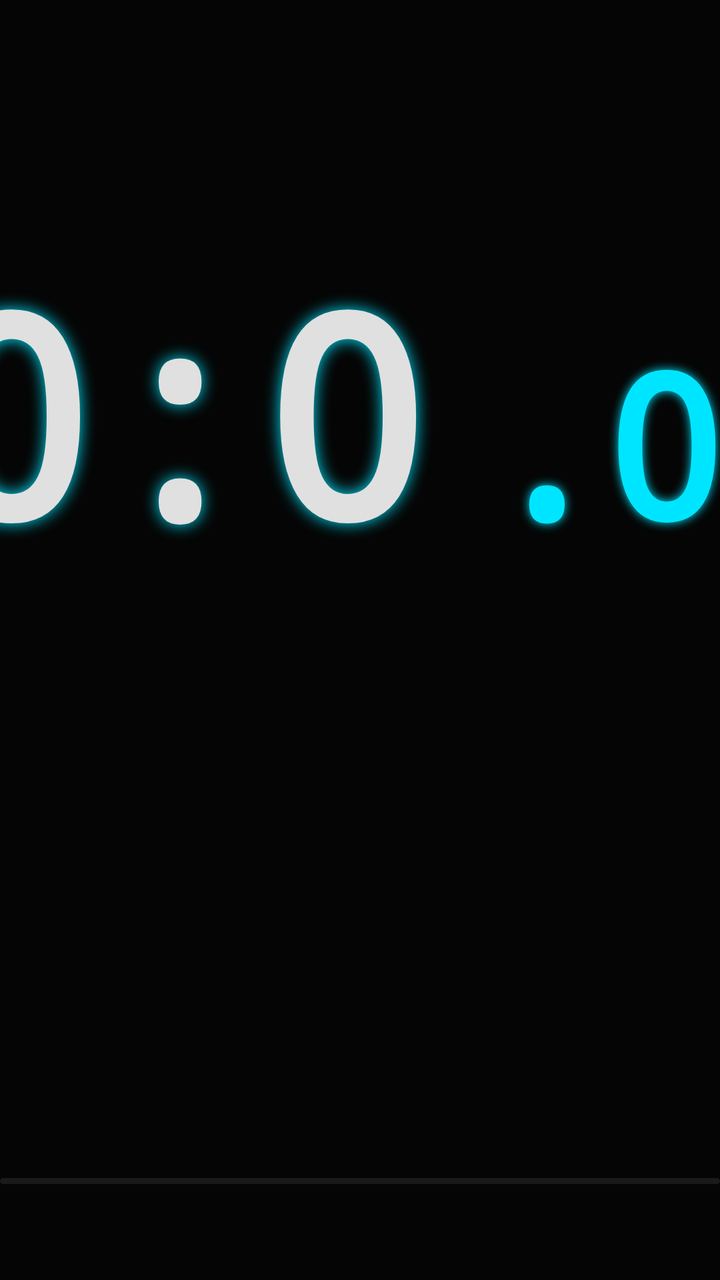
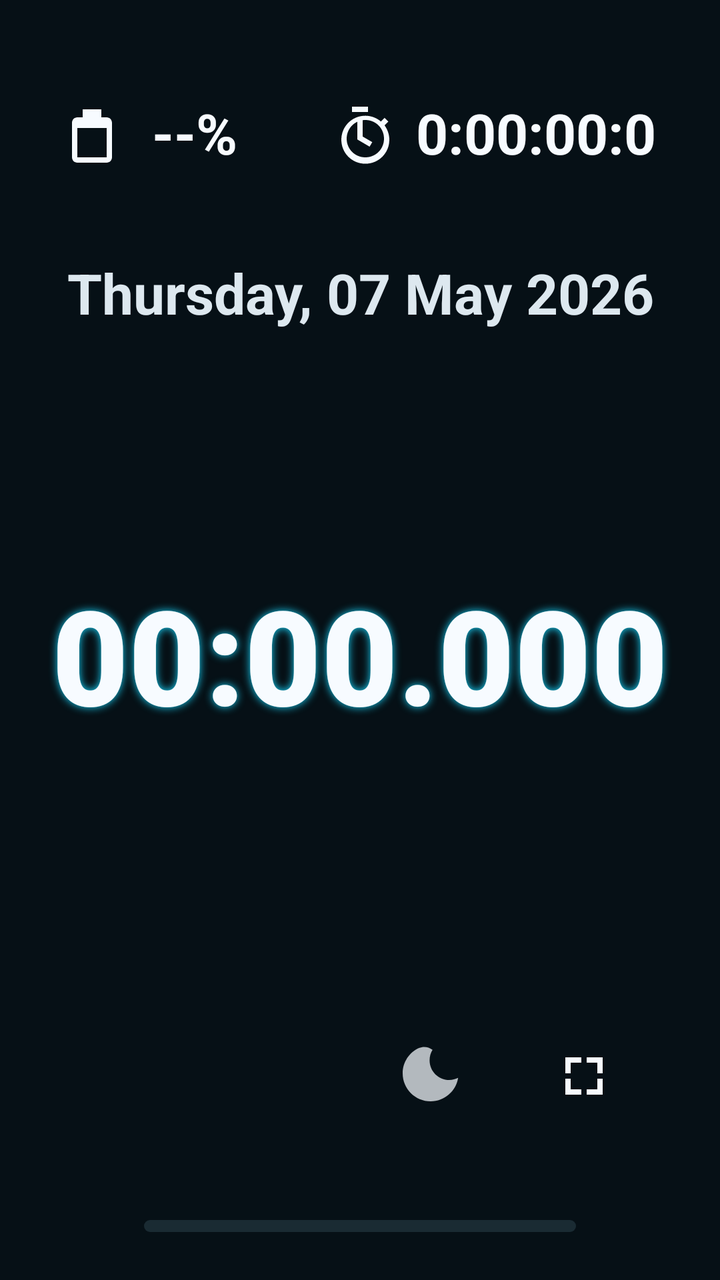

An Android layout rendered at two revisions. The XML below is the earlier revision; the diff shows what the commit changed to produce the second picture.
<!-- AndroidManifest.xml: application theme Theme.TimeSync -->
<!-- res/layout/activity_main.xml -->
<?xml version="1.0" encoding="utf-8"?>
<androidx.constraintlayout.widget.ConstraintLayout xmlns:android="http://schemas.android.com/apk/res/android"
    xmlns:app="http://schemas.android.com/apk/res-auto"
    android:layout_width="match_parent"
    android:layout_height="match_parent"
    android:background="#050505">

    
    <androidx.appcompat.widget.AppCompatTextView
        android:id="@+id/timerMain"
        android:layout_width="wrap_content"
        android:layout_height="wrap_content"
        android:fontFamily="monospace"
        android:includeFontPadding="false"
        android:text="00:00"
        android:textColor="#E0E0E0"
        android:textSize="140sp"
        android:textStyle="bold"
        android:shadowColor="#00E5FF"
        android:shadowDx="0"
        android:shadowDy="0"
        android:shadowRadius="20"
        app:layout_constraintBottom_toTopOf="@+id/progressBar"
        app:layout_constraintEnd_toStartOf="@+id/timerMs"
        app:layout_constraintHorizontal_chainStyle="packed"
        app:layout_constraintStart_toStartOf="parent"
        app:layout_constraintTop_toTopOf="parent" />

    
    <androidx.appcompat.widget.AppCompatTextView
        android:id="@+id/timerMs"
        android:layout_width="wrap_content"
        android:layout_height="wrap_content"
        android:layout_marginStart="4dp"
        android:fontFamily="monospace"
        android:includeFontPadding="false"
        android:text=".000"
        android:textColor="#00E5FF"
        android:textSize="100sp"
        android:textStyle="bold"
        android:shadowColor="#00E5FF"
        android:shadowDx="0"
        android:shadowDy="0"
        android:shadowRadius="12"
        app:layout_constraintBaseline_toBaselineOf="@+id/timerMain"
        app:layout_constraintEnd_toEndOf="parent"
        app:layout_constraintStart_toEndOf="@+id/timerMain" />

    
    <ProgressBar
        android:id="@+id/progressBar"
        style="?android:attr/progressBarStyleHorizontal"
        android:layout_width="match_parent"
        android:layout_height="3dp"
        android:layout_marginBottom="48dp"
        android:max="999"
        android:progress="0"
        android:progressDrawable="@drawable/progress_ms"
        app:layout_constraintBottom_toBottomOf="parent" />

</androidx.constraintlayout.widget.ConstraintLayout>
<!-- resources referenced by this layout -->
<resources>
  <!-- drawable progress_ms (drawable) -->
  <?xml version="1.0" encoding="utf-8"?>
  <layer-list xmlns:android="http://schemas.android.com/apk/res/android">
  
      
      <item android:id="@android:id/background">
          <shape>
              <solid android:color="#1A1A1A" />
              <corners android:radius="1.5dp" />
          </shape>
      </item>
  
      
      <item android:id="@android:id/progress">
          <clip>
              <shape>
                  <gradient
                      android:startColor="#00E5FF"
                      android:endColor="#FFFFFF"
                      android:type="linear" />
                  <corners android:radius="1.5dp" />
              </shape>
          </clip>
      </item>
  
  </layer-list>
  <style name="Theme.TimeSync" parent="Theme.Material3.DayNight.NoActionBar">
          <item name="android:windowFullscreen">true</item>
          <item name="android:windowLightStatusBar">false</item>
          <item name="android:windowLightNavigationBar">false</item>
          <item name="android:windowBackground">@color/black</item>
          <item name="android:forceDarkAllowed">false</item>
      </style>
  <color name="black">#000000</color>
</resources>

<!-- the commit's change to res/layout/activity_main.xml (unified diff, before → after) -->
@@ -2,60 +2,149 @@
 <androidx.constraintlayout.widget.ConstraintLayout xmlns:android="http://schemas.android.com/apk/res/android"
     xmlns:app="http://schemas.android.com/apk/res-auto"
     android:layout_width="match_parent"
-    android:layout_height="match_parent"
-    android:background="#050505">
+    android:layout_height="match_parent">
 
-    
     <androidx.appcompat.widget.AppCompatTextView
-        android:id="@+id/timerMain"
+        android:id="@+id/batteryStatus"
         android:layout_width="wrap_content"
-        android:layout_height="wrap_content"
-        android:fontFamily="monospace"
+        android:layout_height="48dp"
+        android:layout_marginStart="32dp"
+        android:layout_marginTop="44dp"
+        android:drawableStart="@drawable/ic_battery_24"
+        android:drawablePadding="12dp"
+        android:fontFamily="sans-serif"
+        android:gravity="center_vertical"
         android:includeFontPadding="false"
-        android:text="00:00"
-        android:textColor="#E0E0E0"
-        android:textSize="140sp"
+        android:text="@string/battery_unknown"
+        android:textColor="@color/time_primary"
+        android:textSize="28sp"
         android:textStyle="bold"
-        android:shadowColor="#00E5FF"
-        android:shadowDx="0"
-        android:shadowDy="0"
-        android:shadowRadius="20"
-        app:layout_constraintBottom_toTopOf="@+id/progressBar"
-        app:layout_constraintEnd_toStartOf="@+id/timerMs"
-        app:layout_constraintHorizontal_chainStyle="packed"
         app:layout_constraintStart_toStartOf="parent"
         app:layout_constraintTop_toTopOf="parent" />
 
-    
     <androidx.appcompat.widget.AppCompatTextView
-        android:id="@+id/timerMs"
+        android:id="@+id/elapsedStatus"
         android:layout_width="wrap_content"
+        android:layout_height="48dp"
+        android:layout_marginTop="44dp"
+        android:layout_marginEnd="32dp"
+        android:drawableStart="@drawable/ic_stopwatch_24"
+        android:drawablePadding="12dp"
+        android:fontFamily="sans-serif"
+        android:gravity="center_vertical"
+        android:includeFontPadding="false"
+        android:text="@string/elapsed_placeholder"
+        android:textColor="@color/time_primary"
+        android:textSize="28sp"
+        android:textStyle="bold"
+        app:layout_constraintEnd_toEndOf="parent"
+        app:layout_constraintTop_toTopOf="parent" />
+
+    <androidx.appcompat.widget.AppCompatTextView
+        android:id="@+id/dateText"
+        android:layout_width="0dp"
         android:layout_height="wrap_content"
-        android:layout_marginStart="4dp"
-        android:fontFamily="monospace"
+        android:layout_marginStart="32dp"
+        android:layout_marginTop="36dp"
+        android:layout_marginEnd="32dp"
+        android:fontFamily="sans-serif"
+        android:gravity="center"
         android:includeFontPadding="false"
-        android:text=".000"
-        android:textColor="#00E5FF"
-        android:textSize="100sp"
+        android:maxLines="1"
+        android:text="@string/date_placeholder"
+        android:textColor="@color/time_secondary"
+        android:textSize="34sp"
         android:textStyle="bold"
-        android:shadowColor="#00E5FF"
+        app:autoSizeMaxTextSize="34sp"
+        app:autoSizeMinTextSize="18sp"
+        app:autoSizeStepGranularity="1sp"
+        app:autoSizeTextType="uniform"
+        app:layout_constraintEnd_toEndOf="parent"
+        app:layout_constraintStart_toStartOf="parent"
+        app:layout_constraintTop_toBottomOf="@id/batteryStatus" />
+
+    <androidx.appcompat.widget.AppCompatTextView
+        android:id="@+id/timerText"
+        android:layout_width="0dp"
+        android:layout_height="wrap_content"
+        android:layout_marginStart="24dp"
+        android:layout_marginEnd="24dp"
+        android:fontFamily="sans-serif-black"
+        android:fontFeatureSettings="tnum"
+        android:gravity="center"
+        android:includeFontPadding="false"
+        android:letterSpacing="0"
+        android:maxLines="1"
+        android:text="@string/timer_placeholder"
+        android:textColor="@color/time_white"
+        android:textSize="220sp"
+        android:textStyle="bold"
+        android:shadowColor="@color/time_cyan"
         android:shadowDx="0"
         android:shadowDy="0"
-        android:shadowRadius="12"
-        app:layout_constraintBaseline_toBaselineOf="@+id/timerMain"
+        android:shadowRadius="10"
+        app:autoSizeMaxTextSize="220sp"
+        app:autoSizeMinTextSize="44sp"
+        app:autoSizeStepGranularity="1sp"
+        app:autoSizeTextType="uniform"
+        app:layout_constraintBottom_toTopOf="@+id/actionRow"
         app:layout_constraintEnd_toEndOf="parent"
-        app:layout_constraintStart_toEndOf="@+id/timerMain" />
+        app:layout_constraintHorizontal_bias="0.5"
+        app:layout_constraintStart_toStartOf="parent"
+        app:layout_constraintTop_toBottomOf="@id/dateText"
+        app:layout_constraintVertical_bias="0.42" />
 
-    
+    <LinearLayout
+        android:id="@+id/actionRow"
+        android:layout_width="wrap_content"
+        android:layout_height="64dp"
+        android:layout_marginEnd="40dp"
+        android:layout_marginBottom="40dp"
+        android:gravity="center"
+        android:orientation="horizontal"
+        app:layout_constraintBottom_toTopOf="@id/progressBar"
+        app:layout_constraintEnd_toEndOf="parent">
+
+        <androidx.appcompat.widget.AppCompatImageButton
+            android:id="@+id/nightButton"
+            android:layout_width="56dp"
+            android:layout_height="56dp"
+            android:layout_marginEnd="20dp"
+            android:background="?attr/selectableItemBackgroundBorderless"
+            android:contentDescription="@string/action_night_mode"
+            android:alpha="0.72"
+            android:padding="10dp"
+            android:scaleType="center"
+            android:src="@drawable/ic_moon_24"
+            android:tint="@color/time_primary" />
+
+        <androidx.appcompat.widget.AppCompatImageButton
+            android:id="@+id/fullscreenButton"
+            android:layout_width="56dp"
+            android:layout_height="56dp"
+            android:background="?attr/selectableItemBackgroundBorderless"
+            android:contentDescription="@string/action_fullscreen"
+            android:padding="10dp"
+            android:scaleType="center"
+            android:src="@drawable/ic_fullscreen_24"
+            android:tint="@color/time_primary" />
+    </LinearLayout>
+
     <ProgressBar
         android:id="@+id/progressBar"
         style="?android:attr/progressBarStyleHorizontal"
-        android:layout_width="match_parent"
-        android:layout_height="3dp"
-        android:layout_marginBottom="48dp"
+        android:layout_width="0dp"
+        android:layout_height="6dp"
+        android:layout_marginStart="72dp"
+        android:layout_marginEnd="72dp"
+        android:layout_marginBottom="24dp"
         android:max="999"
         android:progress="0"
         android:progressDrawable="@drawable/progress_ms"
-        app:layout_constraintBottom_toBottomOf="parent" />
+        app:layout_constrainedWidth="true"
+        app:layout_constraintBottom_toBottomOf="parent"
+        app:layout_constraintEnd_toEndOf="parent"
+        app:layout_constraintStart_toStartOf="parent"
+        app:layout_constraintWidth_max="420dp" />
 
 </androidx.constraintlayout.widget.ConstraintLayout>
<!-- resource entries referenced after the edit -->
@@ -1,5 +1,53 @@
 <!-- resources referenced by this layout -->
 <resources>
+  <color name="time_cyan">#18D8FF</color>
+  <color name="time_primary">#F7FBFF</color>
+  <color name="time_secondary">#DDE8EF</color>
+  <color name="time_white">#F7FBFF</color>
+  <!-- drawable ic_battery_24 (drawable) -->
+  <?xml version="1.0" encoding="utf-8"?>
+  <vector xmlns:android="http://schemas.android.com/apk/res/android"
+      android:width="32dp"
+      android:height="32dp"
+      android:viewportWidth="24"
+      android:viewportHeight="24">
+      <path
+          android:fillColor="@color/time_primary"
+          android:pathData="M7,2h7v3h2c1.1,0 2,0.9 2,2v13c0,1.1 -0.9,2 -2,2H5c-1.1,0 -2,-0.9 -2,-2V7c0,-1.1 0.9,-2 2,-2h2V2zM5,9v11h11V9H5z" />
+  </vector>
+  <!-- drawable ic_fullscreen_24 (drawable) -->
+  <?xml version="1.0" encoding="utf-8"?>
+  <vector xmlns:android="http://schemas.android.com/apk/res/android"
+      android:width="32dp"
+      android:height="32dp"
+      android:viewportWidth="24"
+      android:viewportHeight="24">
+      <path
+          android:fillColor="@color/time_primary"
+          android:pathData="M5,5h6v2H7v4H5V5zM13,5h6v6h-2V7h-4V5zM5,13h2v4h4v2H5v-6zM17,17v-4h2v6h-6v-2h4z" />
+  </vector>
+  <!-- drawable ic_moon_24 (drawable) -->
+  <?xml version="1.0" encoding="utf-8"?>
+  <vector xmlns:android="http://schemas.android.com/apk/res/android"
+      android:width="32dp"
+      android:height="32dp"
+      android:viewportWidth="24"
+      android:viewportHeight="24">
+      <path
+          android:fillColor="@color/time_primary"
+          android:pathData="M12.2,2.2c-0.7,1.1 -1.1,2.5 -1.1,3.9c0,4.1 3.3,7.4 7.4,7.4c1.2,0 2.3,-0.3 3.3,-0.8c-0.8,5 -5.1,8.8 -10.3,8.8C5.7,21.5 1,16.8 1,11c0,-4.2 2.5,-7.9 6.1,-9.5c1.7,-0.7 3.6,-0.5 5.1,0.7z" />
+  </vector>
+  <!-- drawable ic_stopwatch_24 (drawable) -->
+  <?xml version="1.0" encoding="utf-8"?>
+  <vector xmlns:android="http://schemas.android.com/apk/res/android"
+      android:width="32dp"
+      android:height="32dp"
+      android:viewportWidth="24"
+      android:viewportHeight="24">
+      <path
+          android:fillColor="@color/time_primary"
+          android:pathData="M9,1h6v2H9V1zM11,6h2v6.2l3.6,2.1l-1,1.7L11,13.3V6zM19.8,6.6l1.4,-1.4l1.4,1.4l-1.4,1.4c1.1,1.5 1.8,3.4 1.8,5.4c0,5 -4,9 -9,9s-9,-4 -9,-9s4,-9 9,-9c2,0 3.9,0.7 5.4,1.8zM14,20c3.9,0 7,-3.1 7,-7s-3.1,-7 -7,-7s-7,3.1 -7,7s3.1,7 7,7z" />
+  </vector>
   <!-- drawable progress_ms (drawable) -->
   <?xml version="1.0" encoding="utf-8"?>
   <layer-list xmlns:android="http://schemas.android.com/apk/res/android">
@@ -7,8 +55,8 @@
       
       <item android:id="@android:id/background">
           <shape>
-              <solid android:color="#1A1A1A" />
-              <corners android:radius="1.5dp" />
+              <solid android:color="@color/time_progress_track" />
+              <corners android:radius="3dp" />
           </shape>
       </item>
   
@@ -17,22 +65,28 @@
           <clip>
               <shape>
                   <gradient
-                      android:startColor="#00E5FF"
-                      android:endColor="#FFFFFF"
+                      android:startColor="@color/time_cyan"
+                      android:endColor="@color/time_white"
                       android:type="linear" />
-                  <corners android:radius="1.5dp" />
+                  <corners android:radius="3dp" />
               </shape>
           </clip>
       </item>
   
   </layer-list>
-  <style name="Theme.TimeSync" parent="Theme.Material3.DayNight.NoActionBar">
+  <string name="action_fullscreen">Fullscreen</string>
+  <string name="action_night_mode">Night mode</string>
+  <string name="battery_unknown">--%</string>
+  <string name="date_placeholder">Thursday, 07 May 2026</string>
+  <string name="elapsed_placeholder">0:00:00:0</string>
+  <string name="timer_placeholder">00:00.000</string>
+  <style name="Theme.TimeSync" parent="@style/TimeSyncBaseTheme" />
+  <color name="time_progress_track">#1A2B33</color>
+  <style name="TimeSyncBaseTheme" parent="Theme.Material3.DayNight.NoActionBar">
           <item name="android:windowFullscreen">true</item>
           <item name="android:windowLightStatusBar">false</item>
-          <item name="android:windowLightNavigationBar">false</item>
-          <item name="android:windowBackground">@color/black</item>
-          <item name="android:forceDarkAllowed">false</item>
+          <item name="android:windowBackground">@color/time_background</item>
       </style>
-  <color name="black">#000000</color>
+  <color name="time_background">#061016</color>
 </resources>
 
